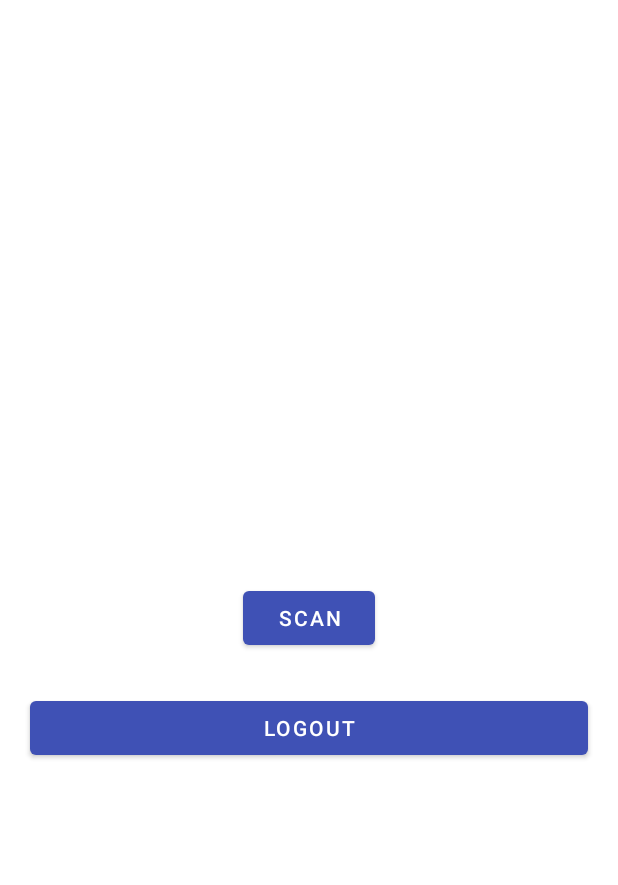
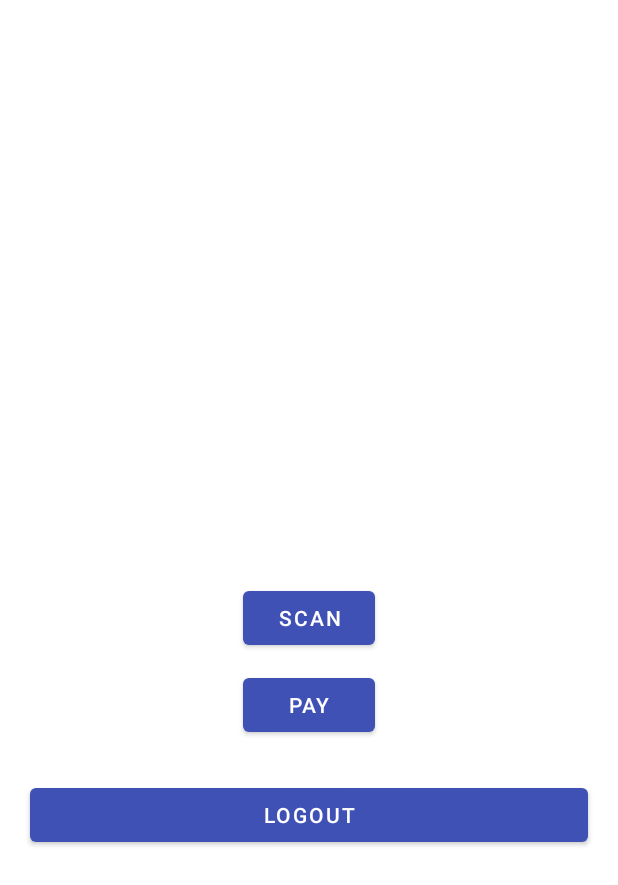
Before and after one commit to sakash07/MAPD721Project, an Android app: the Homepage screen opened directly, with no data from a screen before it, on a phone screen of 412 x 824 dp. Shown: the top 885 px of the screen. Run offline under Robolectric (Android 15) with nearby library versions, the phone set to English and light mode, and no system bars; our stand-ins replace Firebase (no records; nobody signed in at launch, a user with empty details on screens opened directly).

```diff
--- a/app/build.gradle
+++ b/app/build.gradle
@@ -30,6 +30,7 @@ android {
 
 dependencies {
 
+    implementation 'com.paypal.sdk:paypal-android-sdk:2.13.0'
     implementation 'androidx.appcompat:appcompat:1.4.1'
     implementation 'com.google.android.material:material:1.5.0'
     implementation 'androidx.constraintlayout:constraintlayout:2.1.3'
--- a/app/src/main/java/com/il/mapd721project/Homepage.java
+++ b/app/src/main/java/com/il/mapd721project/Homepage.java
@@ -14,6 +14,7 @@ public class Homepage extends AppCompatActivity {
 
     Button btnLogout;
     Button btnScan;
+    Button btnPay;
     FirebaseAuth mAuth;
 
     @Override
@@ -23,12 +24,20 @@ public class Homepage extends AppCompatActivity {
 
         btnLogout = findViewById(R.id.btn_logout);
         btnScan = findViewById(R.id.scan);
+        btnPay = findViewById(R.id.pay);
         mAuth = FirebaseAuth.getInstance();
 
         btnScan.setOnClickListener(new View.OnClickListener() {
             @Override
             public void onClick(View v) {
                 startActivity(new Intent(Homepage.this, ScanActivity.class));
+            }
+        });
+
+        btnPay.setOnClickListener(new View.OnClickListener() {
+            @Override
+            public void onClick(View v) {
+                startActivity(new Intent(Homepage.this, Payment.class));
             }
         });
 
--- a/app/src/main/java/com/il/mapd721project/ScanActivity.java
+++ b/app/src/main/java/com/il/mapd721project/ScanActivity.java
@@ -59,6 +59,7 @@ public class ScanActivity extends AppCompatActivity {
 
     private void loadDevices()
     {
+        //query a list of bonded (paired) devices
         device = btAdapter.getBondedDevices();
         adapter.clear();
         for(BluetoothDevice bt : device)
--- a/app/src/main/res/layout/activity_homepage.xml
+++ b/app/src/main/res/layout/activity_homepage.xml
@@ -18,10 +18,20 @@
         android:layout_marginBottom="10dp" />
 
     <Button
+        android:id="@+id/pay"
+        android:layout_width="wrap_content"
+        android:layout_height="wrap_content"
+        android:layout_centerInParent="true"
+        android:layout_marginStart="25dp"
+        android:layout_below="@id/scan"
+        android:layout_marginBottom="10dp"
+        android:text="Pay" />
+
+    <Button
         android:id="@+id/btn_logout"
         android:layout_width="match_parent"
         android:layout_height="wrap_content"
-        android:layout_below="@id/scan"
+        android:layout_below="@id/pay"
         android:layout_marginLeft="20dp"
         android:layout_marginTop="15dp"
         android:layout_marginRight="20dp"
```
Also changed, not shown: app/src/main/AndroidManifest.xml (+9 -3 lines).
